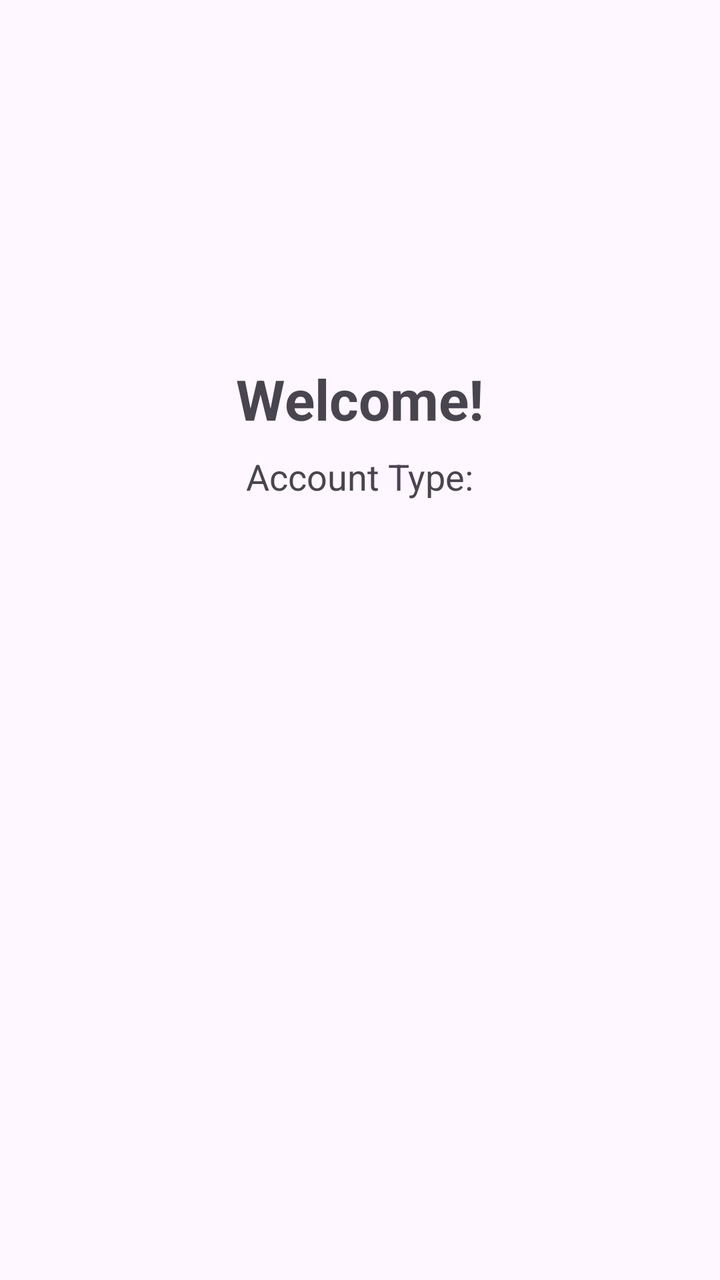
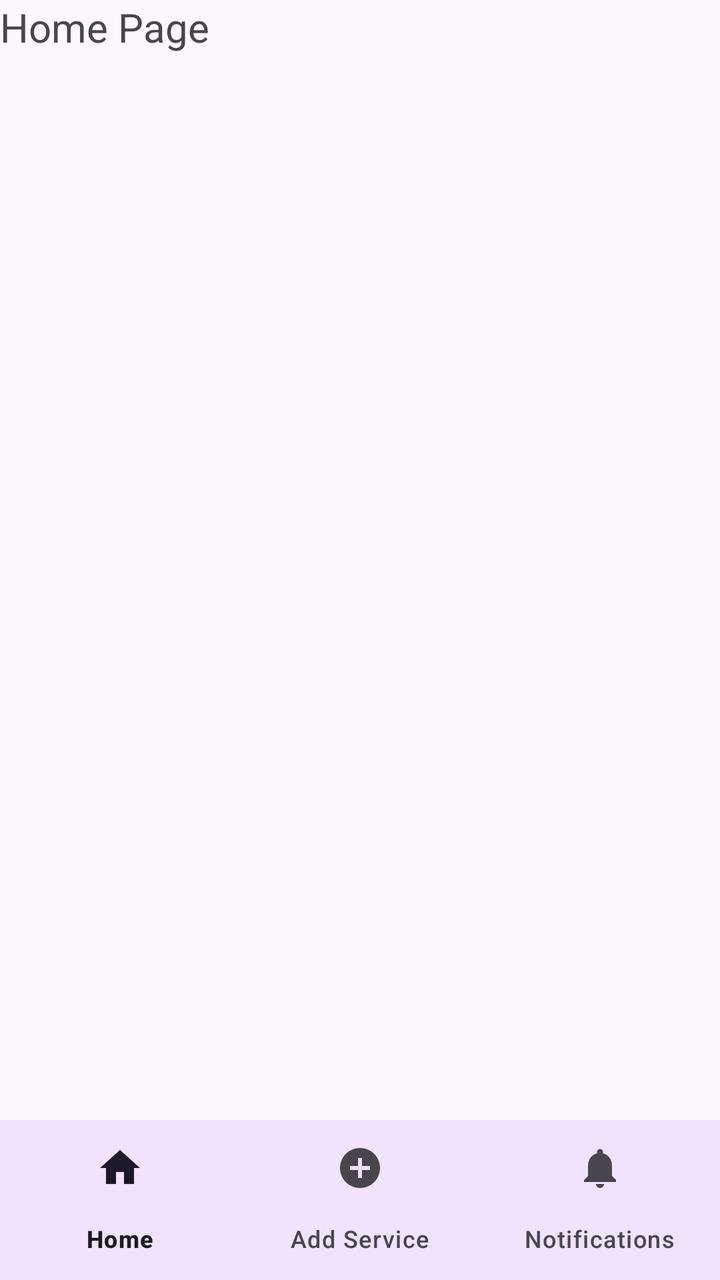

Two renders of the same Android screen: before a commit and after it. Below are the layout's source before the change and the commit's diff.
<!-- AndroidManifest.xml: application theme Theme.RealtimeDB -->
<!-- res/layout/content_main.xml -->
<?xml version="1.0" encoding="utf-8"?>
<androidx.constraintlayout.widget.ConstraintLayout xmlns:android="http://schemas.android.com/apk/res/android"
    xmlns:app="http://schemas.android.com/apk/res-auto"
    xmlns:tools="http://schemas.android.com/tools"
    android:layout_width="match_parent"
    android:layout_height="match_parent"
    app:layout_behavior="@string/appbar_scrolling_view_behavior"
    tools:context=".MainActivity"
    tools:showIn="@layout/app_bar_main">

    <TextView
        android:id="@+id/textViewWelcome"
        android:layout_width="wrap_content"
        android:layout_height="wrap_content"
        android:text="Welcome!"
        android:textSize="28sp"
        android:textStyle="bold"
        app:layout_constraintBottom_toBottomOf="parent"
        app:layout_constraintEnd_toEndOf="parent"
        app:layout_constraintStart_toStartOf="parent"
        app:layout_constraintTop_toTopOf="parent"
        app:layout_constraintVertical_bias="0.3" />

    <TextView
        android:id="@+id/textViewUserType"
        android:layout_width="wrap_content"
        android:layout_height="wrap_content"
        android:text="Account Type:"
        android:textSize="18sp"
        android:layout_marginTop="8dp"
        app:layout_constraintEnd_toEndOf="parent"
        app:layout_constraintStart_toStartOf="parent"
        app:layout_constraintTop_toBottomOf="@+id/textViewWelcome" />

</androidx.constraintlayout.widget.ConstraintLayout>
<!-- res/layout/app_bar_main.xml (included above) -->
<?xml version="1.0" encoding="utf-8"?>
<androidx.coordinatorlayout.widget.CoordinatorLayout xmlns:android="http://schemas.android.com/apk/res/android"
    xmlns:app="http://schemas.android.com/apk/res-auto"
    xmlns:tools="http://schemas.android.com/tools"
    android:layout_width="match_parent"
    android:layout_height="match_parent"
    tools:context=".MainActivity">

    <com.google.android.material.appbar.AppBarLayout
        android:layout_width="match_parent"
        android:layout_height="wrap_content"
        android:theme="@style/Theme.AppCompat.Light.DarkActionBar">

        <androidx.appcompat.widget.Toolbar
            android:id="@+id/toolbar"
            android:layout_width="match_parent"
            android:layout_height="?attr/actionBarSize"
            android:background="?attr/colorPrimary"
            app:popupTheme="@style/Theme.AppCompat.Light" />

    </com.google.android.material.appbar.AppBarLayout>

    <include layout="@layout/content_main" />

</androidx.coordinatorlayout.widget.CoordinatorLayout>
<!-- resources referenced by this layout -->
<resources>
  <style name="Theme.RealtimeDB" parent="Base.Theme.RealtimeDB" />
  <style name="Base.Theme.RealtimeDB" parent="Theme.Material3.DayNight.NoActionBar">
          
          
      </style>
</resources>

<!-- the commit's change to res/layout/content_main.xml (unified diff, before → after) -->
@@ -8,29 +8,41 @@
     tools:context=".MainActivity"
     tools:showIn="@layout/app_bar_main">
 
-    <TextView
-        android:id="@+id/textViewWelcome"
-        android:layout_width="wrap_content"
-        android:layout_height="wrap_content"
-        android:text="Welcome!"
-        android:textSize="28sp"
-        android:textStyle="bold"
-        app:layout_constraintBottom_toBottomOf="parent"
-        app:layout_constraintEnd_toEndOf="parent"
-        app:layout_constraintStart_toStartOf="parent"
-        app:layout_constraintTop_toTopOf="parent"
-        app:layout_constraintVertical_bias="0.3" />
 
-    <TextView
-        android:id="@+id/textViewUserType"
-        android:layout_width="wrap_content"
-        android:layout_height="wrap_content"
-        android:text="Account Type:"
-        android:textSize="18sp"
-        android:layout_marginTop="8dp"
-        app:layout_constraintEnd_toEndOf="parent"
-        app:layout_constraintStart_toStartOf="parent"
-        app:layout_constraintTop_toBottomOf="@+id/textViewWelcome" />
+    
+    <androidx.coordinatorlayout.widget.CoordinatorLayout
+        android:layout_width="match_parent"
+        android:layout_height="match_parent">
+
+
+        
+
+        
+        <FrameLayout
+            android:id="@+id/fragment_container"
+            android:layout_width="match_parent"
+            android:layout_height="586dp"
+            app:layout_behavior="@string/appbar_scrolling_view_behavior" >
+
+            <TextView
+                android:id="@+id/textView2"
+                android:textSize="20dp"
+                android:layout_width="wrap_content"
+                android:layout_height="wrap_content"
+                android:text="Home Page" />
+        </FrameLayout>
+
+        <com.google.android.material.bottomnavigation.BottomNavigationView
+            android:id="@+id/bottom_navigation"
+            android:layout_width="match_parent"
+            android:layout_height="wrap_content"
+            android:layout_gravity="bottom"
+            android:background="?android:attr/windowBackground"
+            app:menu="@menu/bottom_navigation_menu" />
+
+    </androidx.coordinatorlayout.widget.CoordinatorLayout>
+
+
 
 </androidx.constraintlayout.widget.ConstraintLayout>
 <!-- res/layout/app_bar_main.xml (included above) -->
@@ -44,15 +56,15 @@
 
     <com.google.android.material.appbar.AppBarLayout
         android:layout_width="match_parent"
-        android:layout_height="wrap_content"
-        android:theme="@style/Theme.AppCompat.Light.DarkActionBar">
+        android:layout_height="wrap_content">
 
         <androidx.appcompat.widget.Toolbar
             android:id="@+id/toolbar"
             android:layout_width="match_parent"
             android:layout_height="?attr/actionBarSize"
             android:background="?attr/colorPrimary"
-            app:popupTheme="@style/Theme.AppCompat.Light" />
+            android:theme="@style/ThemeOverlay.AppCompat.Dark.ActionBar"
+            app:popupTheme="@style/ThemeOverlay.AppCompat.Light" />
 
     </com.google.android.material.appbar.AppBarLayout>
 
<!-- resource entries referenced after the edit -->
@@ -3,7 +3,19 @@
   <style name="Theme.RealtimeDB" parent="Base.Theme.RealtimeDB" />
   <style name="Base.Theme.RealtimeDB" parent="Theme.Material3.DayNight.NoActionBar">
           
+          <item name="colorPrimary">@color/colorPrimary</item>
+          <item name="colorPrimaryVariant">@color/colorPrimaryDark</item>
+          <item name="colorOnPrimary">@color/white</item>
           
+          <item name="colorSecondary">@color/colorAccent</item>
+          <item name="colorOnSecondary">@color/black</item>
+          
+          <item name="android:statusBarColor">?attr/colorPrimaryVariant</item>
       </style>
+  <color name="colorPrimary">#6200EE</color>
+  <color name="colorPrimaryDark">#3700B3</color>
+  <color name="white">#FFFFFFFF</color>
+  <color name="colorAccent">#03DAC5</color>
+  <color name="black">#FF000000</color>
 </resources>
 
